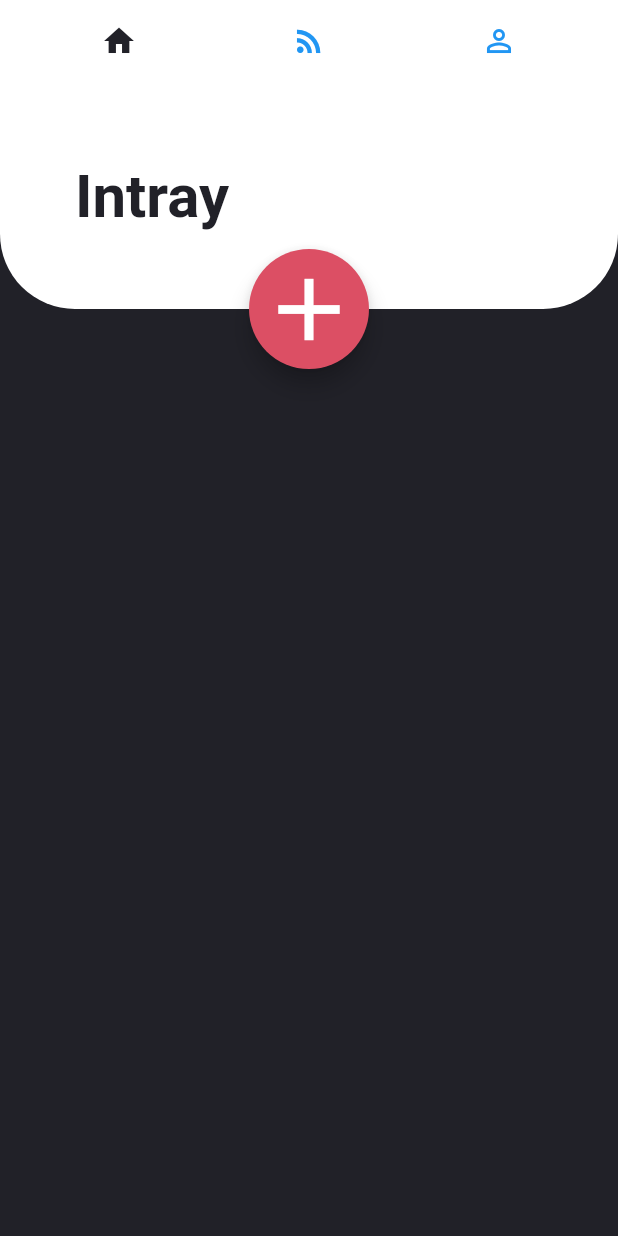
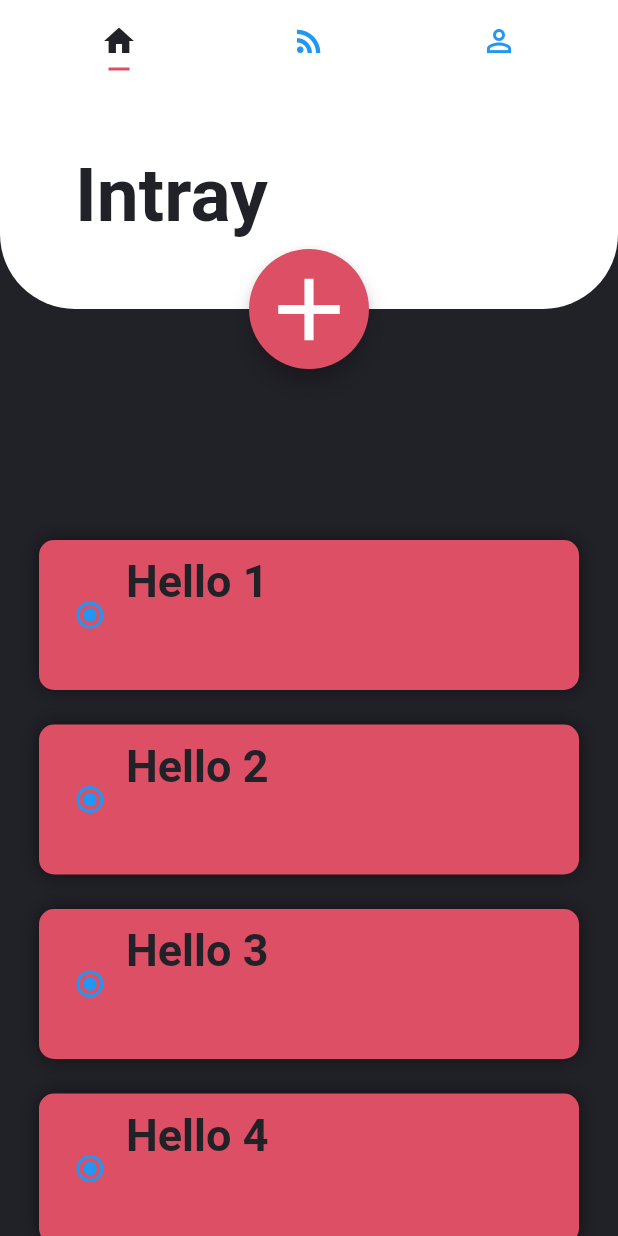
Before and after one commit to ParadoxPD/TodoApp, a Flutter app: the screen it shows after launch, on a phone screen of 412 x 824 dp. Run offline on Flutter 3.47's test engine with Material 2 defaults, Android fonts, the light colour scheme and no system bars; Roboto replaces fonts that are missing (Avenir).

Commit message:
Create list for tasks #3

```diff
--- /dev/null
+++ b/App/lib/UI/Intray/intray_page.dart
@@ -0,0 +1,63 @@
+import 'package:App/models/classes/task.dart';
+import 'package:App/models/global.dart';
+import 'package:App/models/widgets/intray_todo_widget.dart';
+import 'package:flutter/material.dart';
+
+class IntrayPage extends StatefulWidget {
+  _IntrayPageState createState() => _IntrayPageState();
+}
+
+class _IntrayPageState extends State<IntrayPage> {
+  List<Task> taskList = getList();
+
+  @override
+  Widget build(BuildContext context) {
+    return Container(
+      // padding: EdgeInsets.only(top: 120),
+      color: darkGreyColor,
+      child: Theme(
+        data: ThemeData(
+          canvasColor: Colors.transparent,
+        ),
+        child: _buildReorderableList(context),
+      ),
+    );
+  }
+
+  Widget _buildReorderableList(BuildContext context) {
+    return ReorderableListView(
+      padding: EdgeInsets.only(top: 300, bottom: 10),
+      children:
+          taskList.map((Task item) => _buildListTile(context, item)).toList(),
+      onReorder: _onReorder,
+    );
+  }
+
+  void _onReorder(int oldIndex, int newIndex) {
+    setState(() {
+      Task item = taskList.removeAt(oldIndex);
+      taskList.insert(newIndex, item);
+    });
+  }
+
+  Widget _buildListTile(BuildContext context, Task item) {
+    return new ListTile(
+      key: Key(item.taskID),
+      title: new IntrayTodo(
+        title: item.title,
+      ),
+    );
+  }
+
+  static List<Task> getList() {
+    List<Task> list = [];
+    for (int i = 0; i < 10; i++) {
+      list.add(new Task(
+        "Hello " + (i + 1).toString(),
+        false,
+        (i + 1).toString(),
+      ));
+    }
+    return list;
+  }
+}
--- a/App/lib/main.dart
+++ b/App/lib/main.dart
@@ -1,3 +1,4 @@
+import 'package:App/UI/Intray/intray_page.dart';
 import 'package:flutter/material.dart';
 import 'models/global.dart';
 
@@ -27,7 +28,6 @@ class MyHomePage extends StatefulWidget {
 class _MyHomePageState extends State<MyHomePage> {
   @override
   Widget build(BuildContext context) {
-    // TODO: implement build
     return new MaterialApp(
       color: Colors.yellow,
       home: new SafeArea(
@@ -38,9 +38,7 @@ class _MyHomePageState extends State<MyHomePage> {
               children: <Widget>[
                 TabBarView(
                   children: [
-                    new Container(
-                      color: darkGreyColor,
-                    ),
+                    IntrayPage(),
                     new Container(
                       color: darkGreyColor,
                     ),
@@ -105,7 +103,7 @@ class _MyHomePageState extends State<MyHomePage> {
                 unselectedLabelColor: Colors.blue,
                 indicatorSize: TabBarIndicatorSize.label,
                 indicatorPadding: EdgeInsets.all(5.0),
-                indicatorColor: Colors.transparent,
+                indicatorColor: redColor,
               ),
               backgroundColor: Colors.white,
             ),
--- /dev/null
+++ b/App/lib/models/classes/task.dart
@@ -0,0 +1,13 @@
+class Task {
+  List<Task> tasks;
+  String note;
+  DateTime timeToComplete;
+  bool completed;
+  String repeats;
+  DateTime deadline;
+  List<DateTime> reminders;
+  String title;
+  String taskID;
+
+  Task(this.title, this.completed, this.taskID);
+}
--- a/App/lib/models/global.dart
+++ b/App/lib/models/global.dart
@@ -7,5 +7,11 @@ TextStyle intrayTitleStyle = new TextStyle(
   fontFamily: 'Avenir',
   fontWeight: FontWeight.bold,
   color: darkGreyColor,
-  fontSize: 40,
+  fontSize: 50,
 );
+TextStyle darkTodoTitle = new TextStyle(
+  fontFamily: 'Avenir',
+  fontWeight: FontWeight.bold,
+  color: darkGreyColor,
+  fontSize: 30,
+);
--- /dev/null
+++ b/App/lib/models/widgets/intray_todo_widget.dart
@@ -0,0 +1,82 @@
+import 'package:App/models/global.dart';
+import 'package:flutter/material.dart';
+
+class IntrayTodo extends StatelessWidget {
+  final String title;
+  const IntrayTodo({this.title});
+  @override
+  Widget build(BuildContext context) {
+    return Container(
+      padding: EdgeInsets.all(10),
+      margin: EdgeInsets.only(
+        bottom: 15,
+        left: 10,
+        right: 10,
+      ),
+      height: 100,
+      decoration: BoxDecoration(
+        color: redColor,
+        borderRadius: BorderRadius.all(Radius.circular(10)),
+        boxShadow: [
+          new BoxShadow(
+            color: Colors.black.withOpacity(0.5),
+            blurRadius: 10.0,
+          ),
+        ],
+      ),
+      child: Row(children: <Widget>[
+        Radio(
+          groupValue: null,
+          onChanged: (Null value) {},
+          value: null,
+        ),
+        Column(
+          children: <Widget>[
+            Text(
+              title,
+              style: darkTodoTitle,
+            ),
+          ],
+        )
+      ]),
+    );
+  }
+}
+
+// class CustomWidget extends StatelessWidget {
+//   final String customWidgetString;
+//   final Key key;
+//   const CustomWidget({this.key, this.customWidgetString}) : super(key: key);
+//   Widget _widget() {
+//     return Text(
+//       customWidgetString,
+//       key: key,
+//     );
+//   }
+
+//   @override
+//   Widget build(BuildContext context) {
+//     return _widget();
+//   }
+// }
+
+// class AppState extends State {
+//   @override
+//   Widget build(BuildContext context) {
+//     return Scaffold(
+//       appBar: AppBar(
+//         title: Text("Reorderable List"),
+//       ),
+//       body: ReorderableListView(
+//         scrollDirection: Axis.vertical,
+//         children: [
+//           CustomWidget(
+//             key: ValueKey("Custom Widget"),
+//             customWidgetString: "Custom Widget",
+//           )
+//         ],
+//         onReorder: (a, b) {},
+//       ),
+//     );
+//   }
+// }
```
